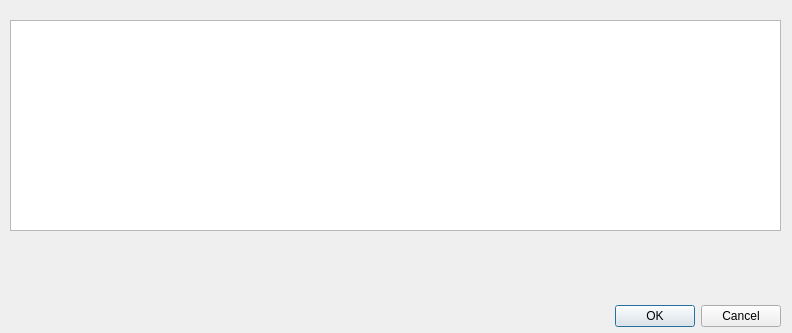
Before: the Qt Designer form SiteScoutingApp/advsettings.ui in collins-mike/siteScoutingAppCPP, drawn with Qt 5.
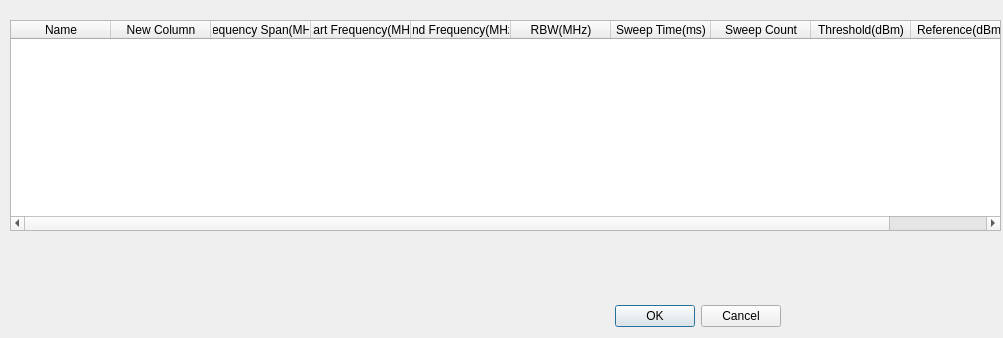
After: the same form once the commit is applied.

Diff of the .ui file:
```diff
--- a/SiteScoutingApp/advsettings.ui
+++ b/SiteScoutingApp/advsettings.ui
@@ -6,8 +6,8 @@
    <rect>
     <x>0</x>
     <y>0</y>
-    <width>792</width>
-    <height>333</height>
+    <width>1003</width>
+    <height>338</height>
    </rect>
   </property>
   <property name="windowTitle">
@@ -34,10 +34,60 @@
     <rect>
      <x>10</x>
      <y>20</y>
-     <width>771</width>
+     <width>991</width>
      <height>211</height>
     </rect>
    </property>
+   <column>
+    <property name="text">
+     <string>Name</string>
+    </property>
+   </column>
+   <column>
+    <property name="text">
+     <string>New Column</string>
+    </property>
+   </column>
+   <column>
+    <property name="text">
+     <string>Frequency Span(MHz)</string>
+    </property>
+   </column>
+   <column>
+    <property name="text">
+     <string>Start Frequency(MHz)</string>
+    </property>
+   </column>
+   <column>
+    <property name="text">
+     <string>End Frequency(MHz)</string>
+    </property>
+   </column>
+   <column>
+    <property name="text">
+     <string>RBW(MHz)</string>
+    </property>
+   </column>
+   <column>
+    <property name="text">
+     <string>Sweep Time(ms)</string>
+    </property>
+   </column>
+   <column>
+    <property name="text">
+     <string>Sweep Count</string>
+    </property>
+   </column>
+   <column>
+    <property name="text">
+     <string>Threshold(dBm)</string>
+    </property>
+   </column>
+   <column>
+    <property name="text">
+     <string>Reference(dBm)</string>
+    </property>
+   </column>
   </widget>
  </widget>
  <resources/>
```
